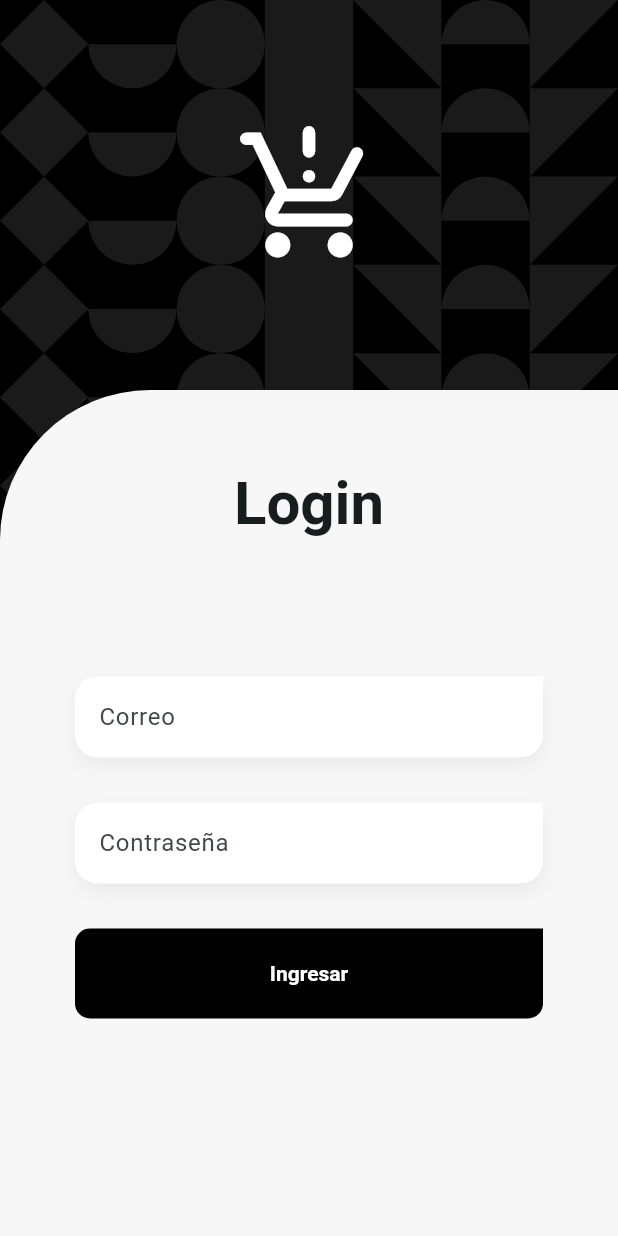
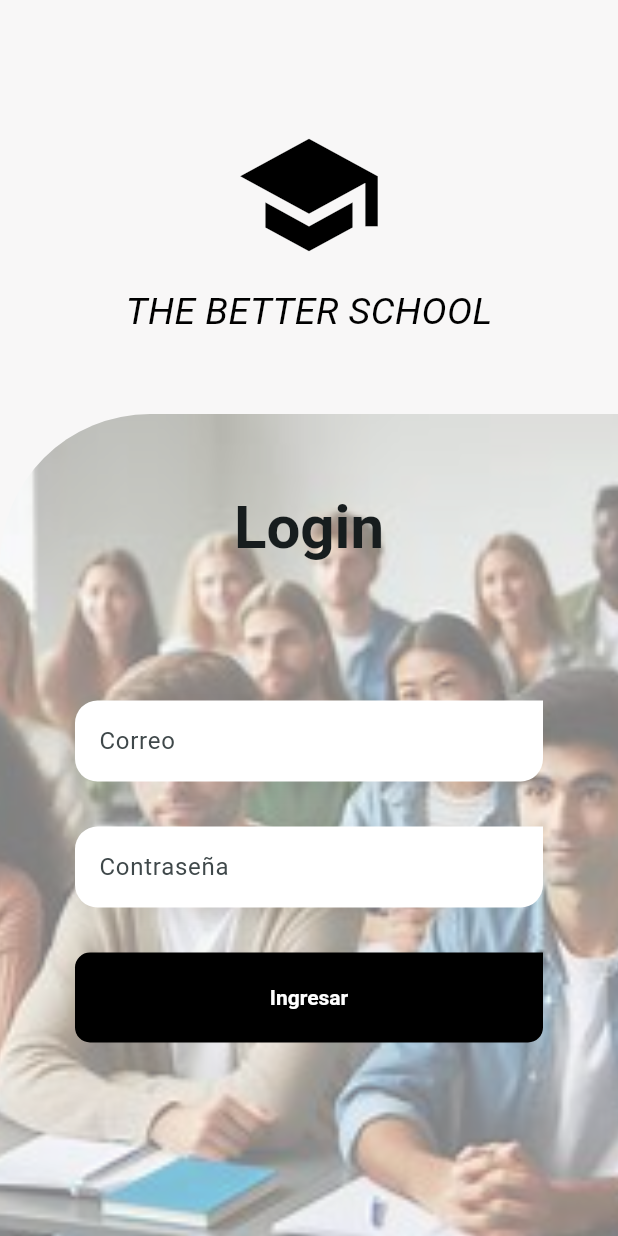
Before and after one commit to Juan-Papi/good-school, a Flutter app: the screen it shows after launch, on a phone screen of 412 x 824 dp. Run offline on Flutter 3.47's test engine with Material 3 defaults, Android fonts, the phone set to English and light mode, and no system bars; our stand-ins replace dio, flutter_dotenv, flutter_riverpod, formz, go_router, google_fonts and 1 more; project files that could hold a hidden picture were left out.

Commit message:
mejoras extras

```diff
--- a/lib/config/theme/app_theme.dart
+++ b/lib/config/theme/app_theme.dart
@@ -3,7 +3,7 @@ import 'package:google_fonts/google_fonts.dart';
 
 
 const colorSeed = Color(0xFF121212); // Casi negro
-const scaffoldBackgroundColor = Color(0xFFF8F7F7);
+const scaffoldBackgroundColor =Color(0xFFF8F7F7);
 
 class AppTheme {
 
--- a/lib/features/auth/presentation/screens/login_screen.dart
+++ b/lib/features/auth/presentation/screens/login_screen.dart
@@ -1,78 +1,83 @@
 import 'package:flutter/material.dart';
 import 'package:flutter_riverpod/flutter_riverpod.dart';
-import 'package:go_router/go_router.dart';
 import 'package:teslo_shop/features/auth/presentation/providers/auth_provider.dart';
 import 'package:teslo_shop/features/auth/presentation/providers/providers.dart';
 import 'package:teslo_shop/features/shared/shared.dart';
-
 
 class LoginScreen extends StatelessWidget {
   const LoginScreen({super.key});
 
   @override
   Widget build(BuildContext context) {
-
     final size = MediaQuery.of(context).size;
     final scaffoldBackgroundColor = Theme.of(context).scaffoldBackgroundColor;
 
     return GestureDetector(
       onTap: () => FocusManager.instance.primaryFocus?.unfocus(),
       child: Scaffold(
-        body: GeometricalBackground(
-          child: SingleChildScrollView(
+          body: SingleChildScrollView(
         physics: const ClampingScrollPhysics(),
         child: Column(
           crossAxisAlignment: CrossAxisAlignment.center,
           children: [
-                const SizedBox( height: 80 ),
-                // Icon Banner
+            const SizedBox(height: 80),
+            // Icono representativo de un colegio, como un libro o un lápiz
             const Icon(
-                  Icons.production_quantity_limits_rounded,
-                  color: Colors.white,
+              Icons.school, // Cambiado a un ícono de colegio
+              color: Colors.black,
               size: 100,
             ),
-                const SizedBox( height: 80 ),
-
+            const SizedBox(height: 10),
+            const Center(
+              child: Text(
+                'THE BETTER SCHOOL',
+                style: TextStyle(color: Colors.black, fontSize: 25, fontStyle: FontStyle.italic, ),
+              ),
+            ),
+            const SizedBox(height: 50),
             Container(
-                  height: size.height - 260, // 80 los dos sizebox y 100 el ícono
+              height: size.height - 260, // Espacio para el formulario de login
               width: double.infinity,
               decoration: BoxDecoration(
                 color: scaffoldBackgroundColor,
-                    borderRadius: const BorderRadius.only(topLeft: Radius.circular(100)),
+                borderRadius:
+                    const BorderRadius.only(topLeft: Radius.circular(100)),
+                image: DecorationImage(
+                  image: const AssetImage(
+                      "assets/images/col.jpeg"), // Fondo escolar
+                  fit: BoxFit.cover,
+                  colorFilter: ColorFilter.mode(
+                    Colors.black.withOpacity(0.5),
+                    BlendMode.dstATop,
+                  ),
+                ),
               ),
               child: const _LoginForm(),
             )
           ],
         ),
-          )
-        )
-      ),
+      )),
     );
   }
 }
 
 class _LoginForm extends ConsumerWidget {
-
   const _LoginForm();
 
-  void showSnackbar( BuildContext context, String message ) {
+  void showSnackbar(BuildContext context, String message) {
     ScaffoldMessenger.of(context).hideCurrentSnackBar();
-    ScaffoldMessenger.of(context).showSnackBar(
-      SnackBar(content: Text(message))
-    );
+    ScaffoldMessenger.of(context)
+        .showSnackBar(SnackBar(content: Text(message)));
   }
-
 
   @override
   Widget build(BuildContext context, WidgetRef ref) {
-
     final loginForm = ref.watch(loginFormProvider);
 
     ref.listen(authProvider, (previous, next) {
-      if ( next.errorMessage.isEmpty ) return;
-      showSnackbar( context, next.errorMessage );
+      if (next.errorMessage.isEmpty) return;
+      showSnackbar(context, next.errorMessage);
     });
-
 
     final textStyles = Theme.of(context).textTheme;
 
@@ -80,30 +85,28 @@ class _LoginForm extends ConsumerWidget {
       padding: const EdgeInsets.symmetric(horizontal: 50),
       child: Column(
         children: [
-          const SizedBox( height: 50 ),
-          Text('Login', style: textStyles.titleLarge ),
-          const SizedBox( height: 90 ),
+          const SizedBox(height: 50),
+          Text('Login', style: textStyles.titleLarge),
+          const SizedBox(height: 90),
 
           CustomTextFormField(
             label: 'Correo',
             keyboardType: TextInputType.emailAddress,
             onChanged: ref.read(loginFormProvider.notifier).onEmailChange,
-            errorMessage: loginForm.isFormPosted ?
-               loginForm.email.errorMessage
-               : null,
+            errorMessage:
+                loginForm.isFormPosted ? loginForm.email.errorMessage : null,
           ),
-          const SizedBox( height: 30 ),
+          const SizedBox(height: 30),
 
           CustomTextFormField(
             label: 'Contraseña',
             obscureText: true,
             onChanged: ref.read(loginFormProvider.notifier).onPasswordChanged,
-            errorMessage: loginForm.isFormPosted ?
-               loginForm.password.errorMessage
-               : null,
+            errorMessage:
+                loginForm.isFormPosted ? loginForm.password.errorMessage : null,
           ),
 
-          const SizedBox( height: 30 ),
+          const SizedBox(height: 30),
 
           SizedBox(
               width: double.infinity,
@@ -113,11 +116,9 @@ class _LoginForm extends ConsumerWidget {
                   buttonColor: Colors.black,
                   onPressed: loginForm.isPosting
                       ? null
-                : ref.read(loginFormProvider.notifier).onFormSubmit
-            )
-          ),
+                      : ref.read(loginFormProvider.notifier).onFormSubmit)),
 
-          const Spacer( flex: 2 ),
+          const Spacer(flex: 2),
 
           // Row(
           //   mainAxisAlignment: MainAxisAlignment.center,
@@ -130,7 +131,7 @@ class _LoginForm extends ConsumerWidget {
           //   ],
           // ),
 
-          const Spacer( flex: 1),
+          const Spacer(flex: 1),
         ],
       ),
     );
--- a/pubspec.yaml
+++ b/pubspec.yaml
@@ -30,3 +30,4 @@ flutter:
     - assets/loaders/
     - assets/images/
     - google_fonts/montserrat_alternates/
+    - assets/images/
```
Also changed, not shown: assets/images/col.jpeg (added). Lines whose indentation alone changed are shown as unchanged.
